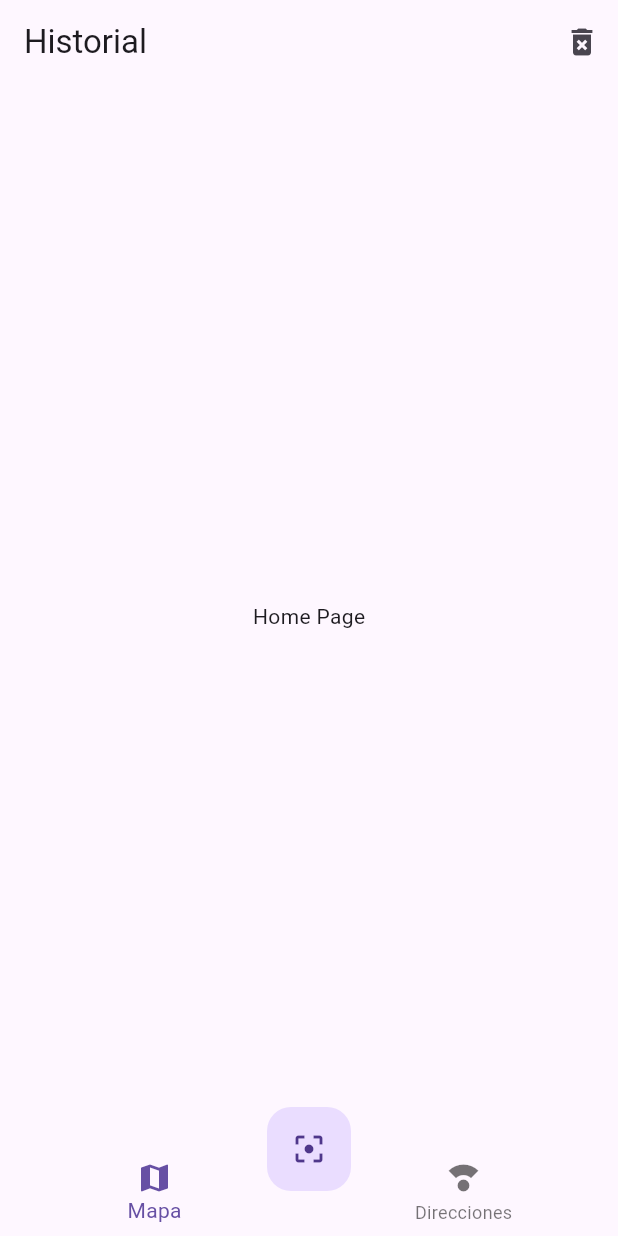
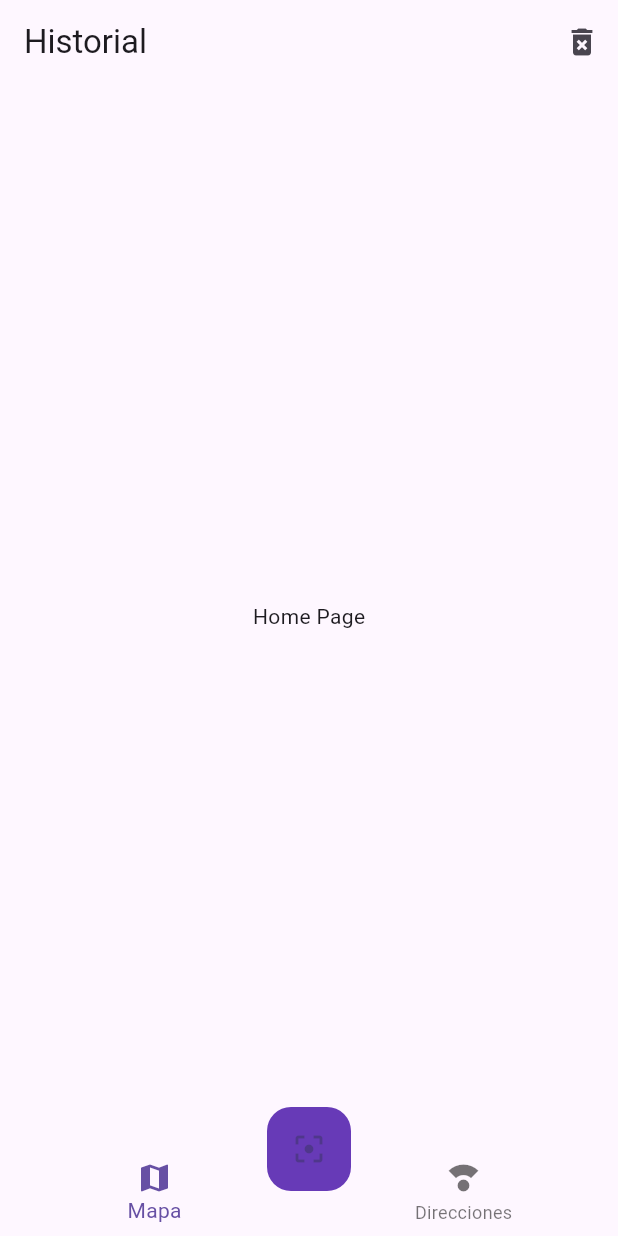
Before and after one commit to juanadls/qr_scanner_app, a Flutter app: the screen it shows after launch, on a phone screen of 412 x 824 dp. Run offline on Flutter 3.47's test engine with Material 3 defaults, Android fonts, the phone set to English and light mode, and no system bars.

Commit message:
theme added to app

```diff
--- a/lib/main.dart
+++ b/lib/main.dart
@@ -23,6 +23,12 @@ class MyApp extends StatelessWidget {
           return MapaPage();
         },
       },
+      theme: ThemeData(
+        primaryColor: Colors.deepPurple,
+        floatingActionButtonTheme: FloatingActionButtonThemeData(
+          backgroundColor: Colors.deepPurple,
+        ),
+      ),
     );
   }
 }
```
